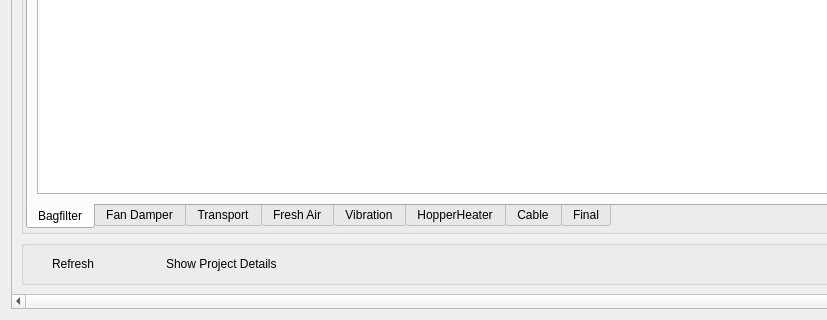
The window that ui/tender_application/results_tab.ui (AliTavakoliNiya/GriinPower) describes before a commit, drawn with Qt 5; both pictures show x 0 to 827 and y 520 to 840 of the 1318 by 840 pixel window.
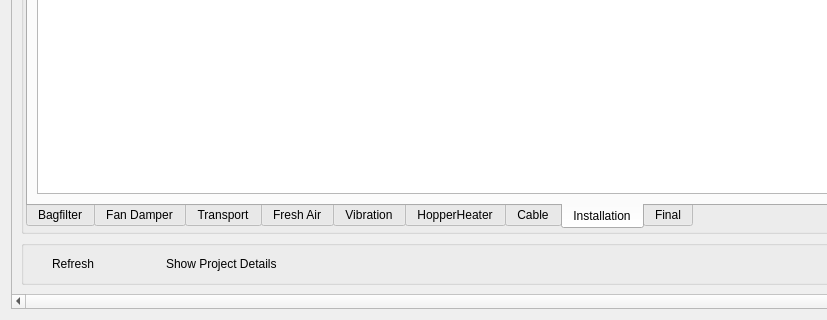
The same window after the commit. Icons and pictures are not drawn.

```diff
--- a/ui/tender_application/results_tab.ui
+++ b/ui/tender_application/results_tab.ui
@@ -62,7 +62,7 @@
              <enum>QTabWidget::South</enum>
             </property>
             <property name="currentIndex">
-             <number>0</number>
+             <number>7</number>
             </property>
             <widget class="QWidget" name="bagfilter_tab">
              <attribute name="title">
@@ -225,6 +225,16 @@
               </item>
              </layout>
             </widget>
+            <widget class="QWidget" name="installation_tab">
+             <attribute name="title">
+              <string>Installation</string>
+             </attribute>
+             <layout class="QGridLayout" name="gridLayout_12">
+              <item row="0" column="0">
+               <widget class="QTableView" name="installation_table"/>
+              </item>
+             </layout>
+            </widget>
             <widget class="QWidget" name="summary_tab">
              <attribute name="title">
               <string>Final</string>
```
